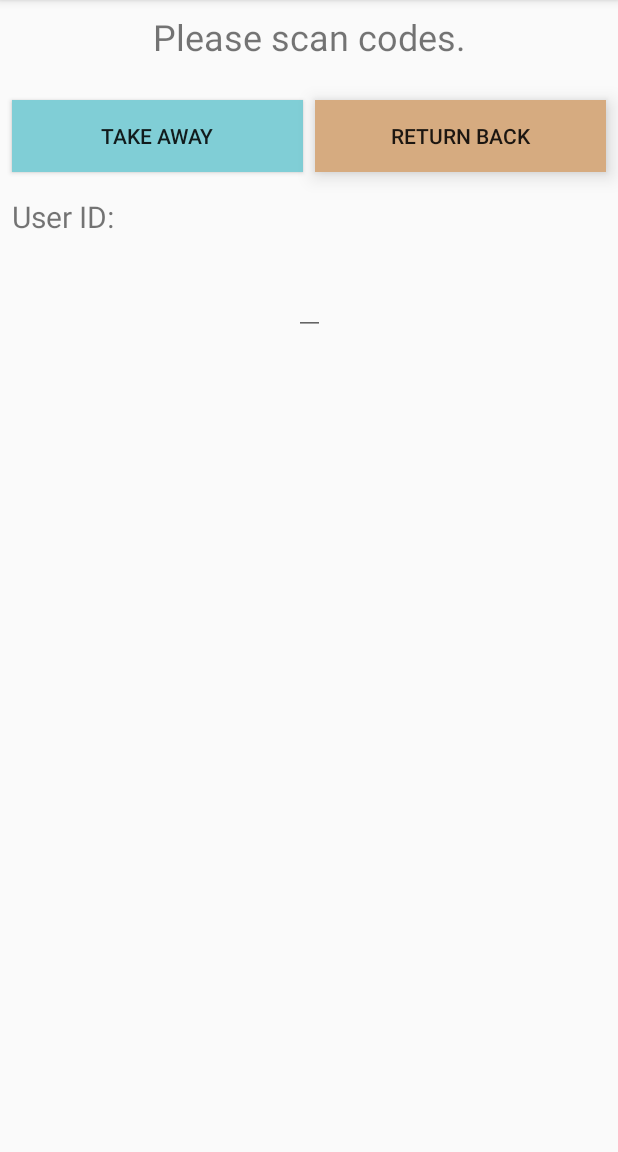
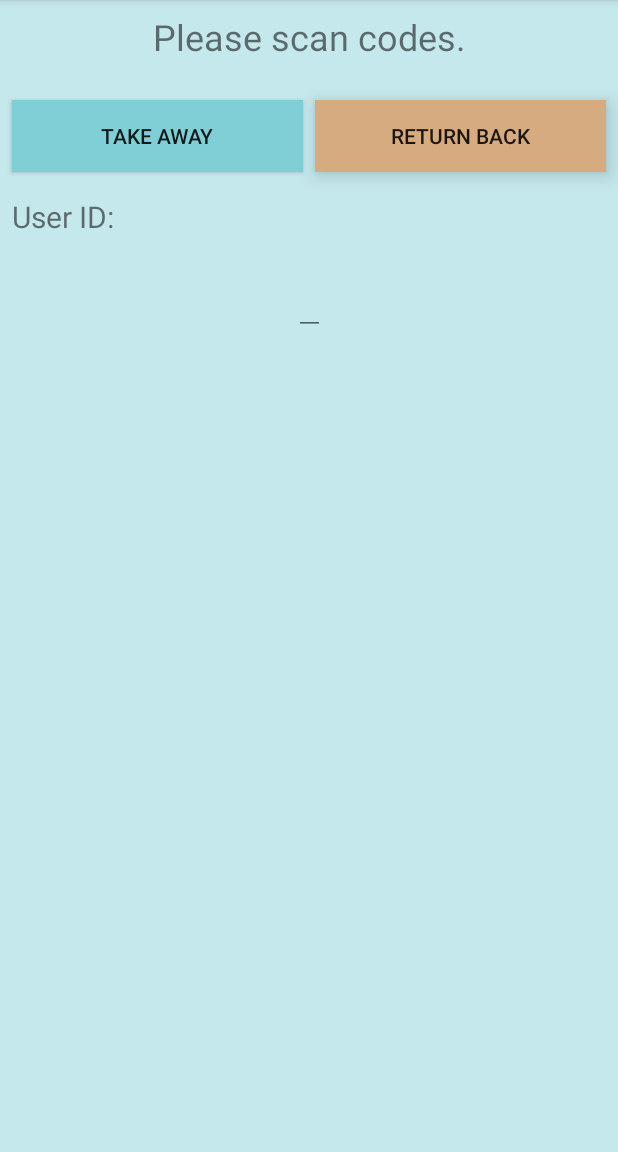
Before and after one commit to dogwood008/skolinti, an Android app: the screen it shows after launch (MainActivity), after a tap on "TAKE AWAY", on a phone screen of 412 x 824 dp, the part 84-1236 px from its top. Run offline under Robolectric (Android 15) with nearby library versions, the phone set to English and light mode, and no system bars; our stand-ins replace RxJava, data binding; libraries missing offline, so code that uses them is left out: com.daimajia.numberprogressbar, com.github.kittinunf.fuel, com.github.kittinunf.result, io.reactivex.internal, java.lang; plain views replace NumberProgressBar; 3 statements that could not run were skipped.

Commit message:
:+1: save state and change bg color

```diff
--- a/app/src/main/java/com/dogwood008/kotlinrxsample/CalcViewModel.kt
+++ b/app/src/main/java/com/dogwood008/kotlinrxsample/CalcViewModel.kt
@@ -4,6 +4,8 @@ import android.app.Application
 import android.arch.lifecycle.AndroidViewModel
 import android.content.Context
 import android.databinding.*
+import android.util.Log
+import android.view.View
 import com.daimajia.numberprogressbar.NumberProgressBar
 import io.reactivex.subjects.PublishSubject
 
@@ -12,8 +14,15 @@ fun NumberProgressBar.setProgressCurrent(current: Int) {
     this.progress = current
 }
 
-class CalcViewModel(application: Application) : AndroidViewModel(Application()), Observable {
-    private var app: Application = application
+@BindingAdapter("custom:drawable_background")
+fun View.setDrawableBackground(colorResourceId: Int) {
+    val TAG = CalcViewModel::class.java.simpleName
+    Log.d(TAG, colorResourceId.toString())
+    this.background = this.context.getDrawable(colorResourceId)
+}
+
+class CalcViewModel(@Suppress("UNUSED_PARAMETER") application: Application) :
+        AndroidViewModel(Application()), Observable {
 
     // https://developer.android.com/topic/libraries/data-binding/architecture
     private val callbacks: PropertyChangeRegistry = PropertyChangeRegistry()
@@ -66,10 +75,17 @@ class CalcViewModel(application: Application) : AndroidViewModel(Application()),
         }
 
     @Bindable
-    var state = ObservableField<String>()
+    var state = ObservableField<String>("welcome")
         set(value) {
             field = value
-            //notifyPropertyChanged(BR.subMessage)
+            notifyPropertyChanged(BR.state)
+        }
+
+    @Bindable
+    var bgColorResource = ObservableField<Int>(R.color.white)
+        set(value) {
+            field = value
+            notifyPropertyChanged(BR.bgColorResource)
         }
 
     @Bindable
@@ -94,10 +110,10 @@ class CalcViewModel(application: Application) : AndroidViewModel(Application()),
         }
 
     fun takeAway() {
-        takeAwaySubject.onNext(app)
+        takeAwaySubject.onNext(getApplication())
     }
 
     fun returnBack() {
-        returnBackSubject.onNext(app)
+        returnBackSubject.onNext(getApplication())
     }
 }
--- a/app/src/main/java/com/dogwood008/kotlinrxsample/MainActivity.kt
+++ b/app/src/main/java/com/dogwood008/kotlinrxsample/MainActivity.kt
@@ -81,6 +81,7 @@ class MainActivity : AppCompatActivity() {
             binding.viewModel = ViewModelProviders.of(activity!!, factory).get(CalcViewModel::class.java)
             disposable = io.reactivex.disposables.CompositeDisposable()
             //binding.viewModel!!.message.set(getString(R.string.prompt_select_type))
+            Log.d(TAG, binding.viewModel!!.state.get())
             StatesBase.createFromString(binding).call()
             setEvents()
             val view = binding.root
--- a/app/src/main/java/com/dogwood008/kotlinrxsample/States.kt
+++ b/app/src/main/java/com/dogwood008/kotlinrxsample/States.kt
@@ -38,7 +38,7 @@ abstract class StatesBase(protected val binding: HomeFragmentBinding) {
 
     var bgColor: Int = 0
         set(value) {
-            //binding.root.background = value
+            binding.viewModel!!.bgColorResource.set(value)
         }
 
     var takeAwayButtonElevation: Int
@@ -58,7 +58,7 @@ abstract class StatesBase(protected val binding: HomeFragmentBinding) {
         returnBackButtonElevation = 8
         mainMessage = binding.messageTextView.resources.getString(R.string.prompt_scan)
         subMessage = binding.subMessageTextView.resources.getString(R.string.sub_message_user_id)
-        //binding.root.background = context.resources.getDrawable(R.color.takeAwayBg, null)
+        bgColor = R.color.takeAwayBg
     }
 
     protected fun returnBackMode() {
@@ -66,7 +66,7 @@ abstract class StatesBase(protected val binding: HomeFragmentBinding) {
         returnBackButtonElevation = 0
         mainMessage = binding.messageTextView.resources.getString(R.string.prompt_scan)
         subMessage = binding.subMessageTextView.resources.getString(R.string.sub_message_user_id)
-        //binding.root.background = context.resources.getDrawable(R.color.returnBackBg, null)
+        bgColor = R.color.returnBackBg
     }
 
     abstract fun call()
@@ -92,6 +92,7 @@ abstract class StatesBase(protected val binding: HomeFragmentBinding) {
             subMessage = binding.subMessageTextView.resources.getString(R.string.sub_message_user_id)
             binding.displayTextView.visibility = View.VISIBLE
             takeAwayMode()
+            binding.viewModel!!.state.set("takeAway")
         }
     }
 
@@ -102,6 +103,7 @@ abstract class StatesBase(protected val binding: HomeFragmentBinding) {
             subMessage = binding.subMessageTextView.resources.getString(R.string.sub_message_user_id)
             binding.displayTextView.visibility = View.VISIBLE
             returnBackMode()
+            binding.viewModel!!.state.set("returnBack")
         }
     }
 
--- a/app/src/main/res/layout/home_fragment.xml
+++ b/app/src/main/res/layout/home_fragment.xml
@@ -1,8 +1,8 @@
 <?xml version="1.0" encoding="utf-8"?>
 <layout xmlns:android="http://schemas.android.com/apk/res/android"
     xmlns:app="http://schemas.android.com/apk/res-auto"
-    xmlns:tools="http://schemas.android.com/tools"
-    xmlns:custom="http://schemas.android.com/apk/res-auto">
+    xmlns:custom="http://schemas.android.com/apk/res-auto"
+    xmlns:tools="http://schemas.android.com/tools">
 
     <data>
 
@@ -17,6 +17,7 @@
         android:id="@+id/container"
         android:layout_width="match_parent"
         android:layout_height="match_parent"
+        custom:drawable_background="@{viewModel.bgColorResource}"
         tools:context=".MainActivity">
 
         <TextView
--- a/app/src/main/res/values/colors.xml
+++ b/app/src/main/res/values/colors.xml
@@ -7,4 +7,5 @@
     <color name="takeAwayBg">#c5e8ec</color>
     <color name="returnBack">#d6ab80</color>
     <color name="returnBackBg">#ecd9c5</color>
+    <color name="white">#ffffff</color>
 </resources>
```
